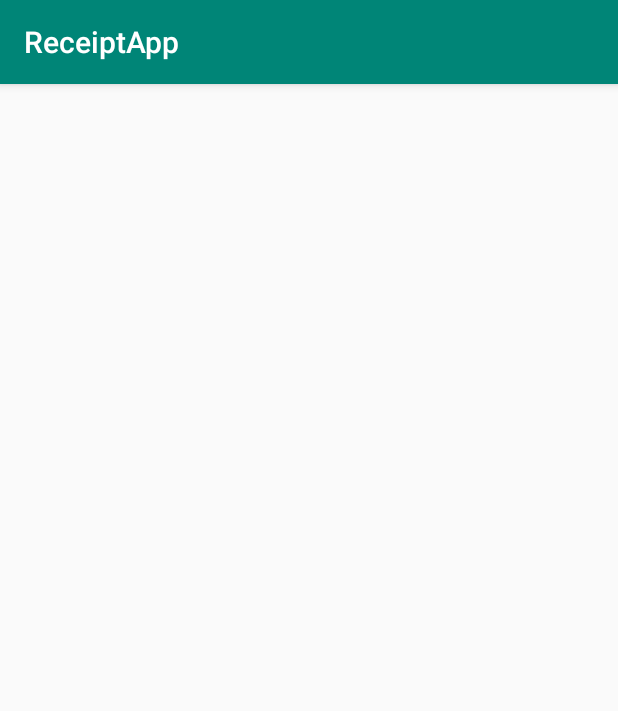
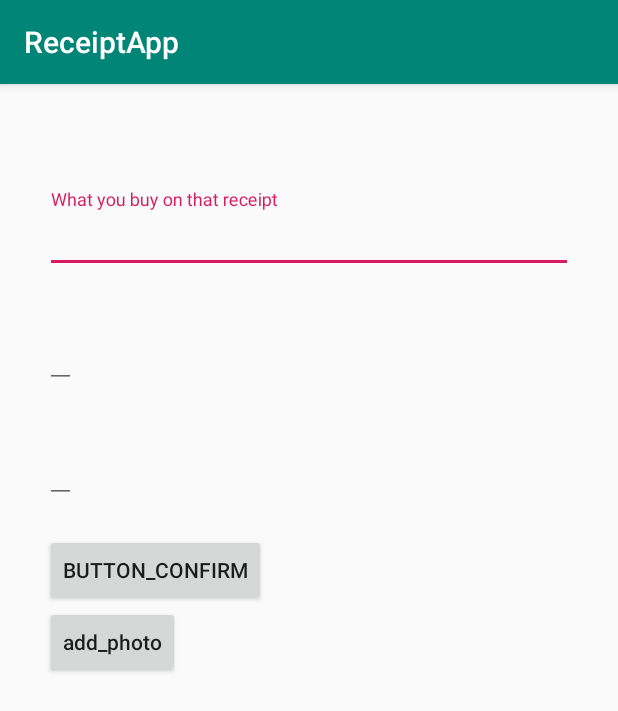
Before and after one commit to Szymonciu/ReceiptApp, an Android app: the screen it shows after launch (AddReceipt), after a tap on "Add Receipt", on a phone screen of 412 x 824 dp. Shown: the top 711 px of the screen. Run offline under Robolectric (Android 15) with nearby library versions, the phone set to English and light mode, and no system bars.

Commit message:
Add Receipt Screen

```diff
--- a/app/build.gradle
+++ b/app/build.gradle
@@ -21,6 +21,7 @@ android {
 dependencies {
     implementation fileTree(dir: 'libs', include: ['*.jar'])
     implementation 'com.android.support:appcompat-v7:28.0.0'
+    implementation 'com.android.support:design:28.0.0'
     implementation 'com.android.support.constraint:constraint-layout:1.1.3'
     testImplementation 'junit:junit:4.12'
     androidTestImplementation 'com.android.support.test:runner:1.0.2'
--- a/app/src/main/java/com/example/pc/receiptapp/AddReceipt.java
+++ b/app/src/main/java/com/example/pc/receiptapp/AddReceipt.java
@@ -1,10 +1,15 @@
 package com.example.pc.receiptapp;
 
+import android.os.Bundle;
+import android.support.design.widget.TextInputLayout;
 import android.support.v7.app.AppCompatActivity;
-import android.os.Bundle;
 import android.widget.Button;
 
 public class AddReceipt extends AppCompatActivity {
+
+    private TextInputLayout textInputName;
+    private TextInputLayout textInputDate;
+    private TextInputLayout textInputplace;
 
     private Button AddReceipt;
     @Override
--- a/app/src/main/java/com/example/pc/receiptapp/HomeActivity.java
+++ /dev/null
@@ -1,63 +0,0 @@
-package com.example.pc.receiptapp;
-
-import android.content.Intent;
-import android.support.v7.app.AppCompatActivity;
-import android.os.Bundle;
-import android.view.View;
-import android.widget.Button;
-
-public class HomeActivity extends AppCompatActivity {
-
-    private Button addReceipt;
-    private Button listOfReceipt;
-    private Button infoButton;
-
-    @Override
-    protected void onCreate(Bundle savedInstanceState) {
-        super.onCreate(savedInstanceState);
-        setContentView(R.layout.activity_home);
-
-        addReceipt = (Button) findViewById(R.id.add_receipt);
-        listOfReceipt = (Button) findViewById(R.id.list_of_receipt);
-        infoButton = (Button) findViewById(R.id.info_button);
-
-        addReceipt.setOnClickListener(new View.OnClickListener() {
-            @Override
-            public void onClick(View v) {
-                openactivity_add_receipt();
-            }
-        });
-
-        listOfReceipt.setOnClickListener(new View.OnClickListener() {
-            @Override
-            public void onClick(View v) {
-                openactivity_list_of_receipt();
-            }
-        });
-
-        infoButton.setOnClickListener(new View.OnClickListener() {
-            @Override
-            public void onClick(View v) {
-                openDialog();
-            }
-        });
-
-    }
-
-    private void openDialog() {
-        InfoDialog infoDialog = new InfoDialog();
-        infoDialog.show(getSupportFragmentManager(), "Dialog");
-    }
-
-    private void openactivity_list_of_receipt() {
-        Intent intent = new Intent(this, ListOfReceipt.class);
-        startActivity(intent);
-    }
-
-
-    private void openactivity_add_receipt() {
-        Intent intent = new Intent(this, AddReceipt.class);
-        startActivity(intent);
-    }
-
-}
--- a/app/src/main/java/com/example/pc/receiptapp/WelcomeScreen.java
+++ b/app/src/main/java/com/example/pc/receiptapp/WelcomeScreen.java
@@ -1,10 +1,11 @@
 package com.example.pc.receiptapp;
 
 import android.content.Intent;
+import android.os.Bundle;
 import android.os.Handler;
 import android.support.v7.app.AppCompatActivity;
-import android.os.Bundle;
-import android.widget.Button;
+
+import com.example.pc.receiptapp.features.home.HomeActivity;
 
 public class WelcomeScreen extends AppCompatActivity {
     private static int SPLASH_TIME_OUT = 2000;
--- /dev/null
+++ b/app/src/main/java/com/example/pc/receiptapp/core/BaseContract.java
@@ -0,0 +1,14 @@
+package com.example.pc.receiptapp.core;
+
+public interface BaseContract {
+
+    interface View {
+
+    }
+
+    interface Presenter<T extends BaseContract.View> {
+        void attackView(T view);
+
+        void detachView();
+    }
+}
--- /dev/null
+++ b/app/src/main/java/com/example/pc/receiptapp/features/home/HomeActivity.java
@@ -0,0 +1,89 @@
+package com.example.pc.receiptapp.features.home;
+
+import android.content.Intent;
+import android.os.Bundle;
+import android.support.v7.app.AppCompatActivity;
+import android.view.View;
+import android.widget.Button;
+import android.widget.ImageView;
+
+import com.example.pc.receiptapp.AddReceipt;
+import com.example.pc.receiptapp.InfoDialog;
+import com.example.pc.receiptapp.ListOfReceipt;
+import com.example.pc.receiptapp.R;
+
+public class HomeActivity extends AppCompatActivity implements HomeContract.View {
+
+    private Button addReceipt;
+    private Button listOfReceipt;
+    private ImageView infoIcon;
+
+    private HomeContract.Presenter presenter;
+
+    @Override
+    protected void onCreate(Bundle savedInstanceState) {
+        super.onCreate(savedInstanceState);
+        setContentView(R.layout.activity_home);
+        initViews();
+        initPresenter();
+
+
+        addReceipt.setOnClickListener(new View.OnClickListener() {
+            @Override
+            public void onClick(View v) {
+                presenter.onAddReceiptButtonClick();
+            }
+        });
+
+        listOfReceipt.setOnClickListener(new View.OnClickListener() {
+            @Override
+            public void onClick(View v) {
+                presenter.onListOfReceiptButtonClick();
+            }
+        });
+
+        infoIcon.setOnClickListener(new View.OnClickListener() {
+            @Override
+            public void onClick(View v) {
+                presenter.onInfoIconClick();
+            }
+        });
+
+    }
+
+    private void initViews() {
+        addReceipt = findViewById(R.id.add_receipt);
+        listOfReceipt = findViewById(R.id.list_of_receipt);
+        infoIcon = findViewById(R.id.info_button);
+    }
+
+    @Override
+    protected void onDestroy() {
+        super.onDestroy();
+        presenter.detachView();
+    }
+
+    private void initPresenter() {
+        presenter = new HomePresenter();
+        presenter.attackView(this);
+    }
+
+
+    @Override
+    public void openAddReceiptScreen() {
+        Intent intent = new Intent(this, AddReceipt.class);
+        startActivity(intent);
+    }
+
+    @Override
+    public void openListOfReceiptScreen() {
+        Intent intent = new Intent(this, ListOfReceipt.class);
+        startActivity(intent);
+    }
+
+    @Override
+    public void openInfoDialog() {
+        InfoDialog infoDialog = new InfoDialog();
+        infoDialog.show(getSupportFragmentManager(), "Info Dialog");
+    }
+}
--- /dev/null
+++ b/app/src/main/java/com/example/pc/receiptapp/features/home/HomeContract.java
@@ -0,0 +1,21 @@
+package com.example.pc.receiptapp.features.home;
+
+import com.example.pc.receiptapp.core.BaseContract;
+
+public interface HomeContract {
+    interface View extends BaseContract.View {
+        void openAddReceiptScreen();
+
+        void openListOfReceiptScreen();
+
+        void openInfoDialog();
+    }
+
+    interface Presenter extends BaseContract.Presenter<View> {
+        void onAddReceiptButtonClick();
+
+        void onListOfReceiptButtonClick();
+
+        void onInfoIconClick();
+    }
+}
--- /dev/null
+++ b/app/src/main/java/com/example/pc/receiptapp/features/home/HomePresenter.java
@@ -0,0 +1,38 @@
+package com.example.pc.receiptapp.features.home;
+
+public class HomePresenter implements HomeContract.Presenter {
+
+    private HomeContract.View view;
+
+    @Override
+    public void onAddReceiptButtonClick() {
+        if (view != null) {
+            view.openAddReceiptScreen();
+        }
+    }
+
+    @Override
+    public void onListOfReceiptButtonClick() {
+        if (view != null) {
+            view.openListOfReceiptScreen();
+        }
+    }
+
+    @Override
+    public void onInfoIconClick() {
+        if (view != null) {
+            view.openInfoDialog();
+        }
+    }
+
+
+    @Override
+    public void attackView(HomeContract.View view) {
+        this.view = view;
+    }
+
+    @Override
+    public void detachView() {
+        this.view = null;
+    }
+}
--- a/app/src/main/res/layout/activity_add_receipt.xml
+++ b/app/src/main/res/layout/activity_add_receipt.xml
@@ -1,11 +1,72 @@
 <?xml version="1.0" encoding="utf-8"?>
-<RelativeLayout xmlns:android="http://schemas.android.com/apk/res/android"
+<LinearLayout xmlns:android="http://schemas.android.com/apk/res/android"
     xmlns:app="http://schemas.android.com/apk/res-auto"
     xmlns:tools="http://schemas.android.com/tools"
     android:layout_width="match_parent"
     android:layout_height="match_parent"
+    android:orientation="vertical"
+    android:padding="30dp"
     tools:context=".AddReceipt">
 
+    <android.support.design.widget.TextInputLayout
+        android:id="@+id/text_input_name"
+        android:layout_width="match_parent"
+        android:layout_height="wrap_content"
+        android:layout_marginTop="40dp"
+        app:counterMaxLength="25"
+        app:errorEnabled="true">
 
 
-</RelativeLayout>
+        <android.support.design.widget.TextInputEditText
+            android:layout_width="match_parent"
+            android:layout_height="wrap_content"
+            android:hint="@string/what_you_buy_on_that_receipt" />
+
+
+    </android.support.design.widget.TextInputLayout>
+
+    <android.support.design.widget.TextInputLayout
+        android:id="@+id/text_input_pleace"
+        android:layout_width="match_parent"
+        android:layout_height="wrap_content"
+        app:counterMaxLength="15"
+        app:errorEnabled="true">
+
+
+        <android.support.design.widget.TextInputEditText
+            android:layout_width="wrap_content"
+            android:layout_height="match_parent"
+            android:hint="@string/pleace_of_buying_receipt" />
+
+
+    </android.support.design.widget.TextInputLayout>
+
+    <android.support.design.widget.TextInputLayout
+        android:id="@+id/text_input_date"
+        android:layout_width="match_parent"
+        android:layout_height="wrap_content"
+        app:counterMaxLength="15"
+        app:errorEnabled="true">
+
+
+        <android.support.design.widget.TextInputEditText
+            android:layout_width="wrap_content"
+            android:layout_height="match_parent"
+            android:hint="@string/date_of_buying" />
+
+
+    </android.support.design.widget.TextInputLayout>
+
+    <Button
+        android:id="@+id/confirm"
+        android:layout_width="wrap_content"
+        android:layout_height="wrap_content"
+        android:text="@string/Confrm" />
+
+    <Button
+        android:layout_width="wrap_content"
+        android:layout_height="wrap_content"
+        android:textAllCaps="false"
+        android:text="@string/add_photo" />
+
+</LinearLayout>
--- a/app/src/main/res/layout/activity_welcome.xml
+++ b/app/src/main/res/layout/activity_welcome.xml
@@ -1,6 +1,5 @@
 <?xml version="1.0" encoding="utf-8"?>
 <RelativeLayout xmlns:android="http://schemas.android.com/apk/res/android"
-    xmlns:app="http://schemas.android.com/apk/res-auto"
     xmlns:tools="http://schemas.android.com/tools"
     android:layout_width="match_parent"
     android:layout_height="match_parent"
@@ -12,7 +11,7 @@
         android:layout_height="wrap_content"
         android:layout_centerVertical="true"
         android:layout_centerHorizontal="true"
-        android:text="Welcome!"
+        android:text="@string/welcome"
         android:textSize="30sp"
         android:textStyle="bold"
         android:textColor="#FFFFFF"
--- a/app/src/main/res/values/strings.xml
+++ b/app/src/main/res/values/strings.xml
@@ -1,3 +1,16 @@
 <resources>
     <string name="app_name">ReceiptApp</string>
+    <string name="add_receipt">Add Receipt</string>
+    <string name="list_of_receipt">List Of Receipt</string>
+    <string name="receipt_app">Receipt App</string>
+    <string name="by_fishu_amp_chishu"><![CDATA[by Fishu&Chishu]]></string>
+    <string name="welcome">Welcome!</string>
+    <string name="text_input_name">text_input_name</string>
+    <string name="text_input_pleace">text_input_pleace</string>
+    <string name="text_input_date">text_input_date</string>
+    <string name="Confrm">button_confirm</string>
+    <string name="date_of_buying">Date of buying</string>
+    <string name="pleace_of_buying_receipt">Pleace of buying receipt</string>
+    <string name="what_you_buy_on_that_receipt">What you buy on that receipt</string>
+    <string name="add_photo">add_photo</string>
 </resources>
```
Also changed, not shown: app/src/main/AndroidManifest.xml (+6 -3 lines), app/src/main/res/layout/activity_home.xml (+13 -10 lines).
